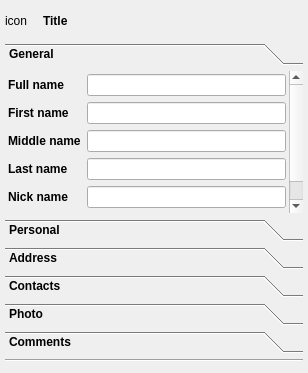
Above: src/plugins/vcard/vcarddialog2.ui from xnamed/vacuum-im before the change. Below: the same form after it.
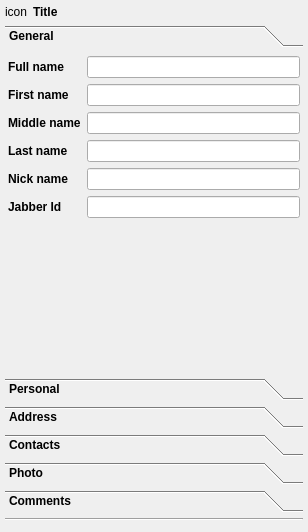
That is the form after the change. Custom widgets are drawn as their Qt base class.

```diff
--- a/src/plugins/vcard/vcarddialog2.ui
+++ b/src/plugins/vcard/vcarddialog2.ui
@@ -7,7 +7,7 @@
     <x>0</x>
     <y>0</y>
     <width>308</width>
-    <height>373</height>
+    <height>532</height>
    </rect>
   </property>
   <property name="sizePolicy">
@@ -34,17 +34,11 @@
      <item>
       <widget class="QLabel" name="lblIcon">
        <property name="sizePolicy">
-        <sizepolicy hsizetype="Fixed" vsizetype="Fixed">
+        <sizepolicy hsizetype="Preferred" vsizetype="Fixed">
          <horstretch>0</horstretch>
          <verstretch>0</verstretch>
         </sizepolicy>
        </property>
-       <property name="minimumSize">
-        <size>
-         <width>32</width>
-         <height>32</height>
-        </size>
-       </property>
        <property name="text">
         <string>icon</string>
        </property>
@@ -53,7 +47,7 @@
      <item>
       <widget class="QLabel" name="lblTitle">
        <property name="sizePolicy">
-        <sizepolicy hsizetype="Expanding" vsizetype="Preferred">
+        <sizepolicy hsizetype="Expanding" vsizetype="Fixed">
          <horstretch>0</horstretch>
          <verstretch>0</verstretch>
         </sizepolicy>
@@ -90,8 +84,8 @@
        <rect>
         <x>0</x>
         <y>0</y>
-        <width>281</width>
-        <height>156</height>
+        <width>298</width>
+        <height>305</height>
        </rect>
       </property>
       <attribute name="label">
```
Left out of the diff: 18 changed lines with no effect on the pictures.
